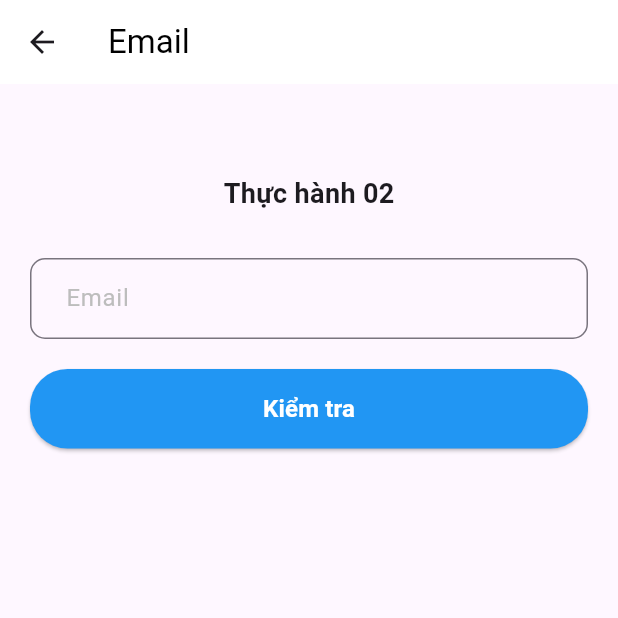
After one commit to letrungdai/laptrinhdidong, a Flutter app: the Practice2EmailScreen screen opened directly, on a phone screen of 412 x 824 dp, the top half of it. The commit adds this screen. Run offline on Flutter 3.47's test engine with Material 3 defaults, Android fonts, the phone set to English and light mode, and no system bars; accounts and stored records are empty.

Commit message:
update thực hành 2 và 3

```diff
--- a/lib/main.dart
+++ b/lib/main.dart
@@ -1,6 +1,7 @@
 import 'package:flutter/material.dart';
 import 'thuchanh2.dart';
 import 'thuchanh3.dart';
+import 'thuchanh2_email.dart';
 
 void main() {
   runApp(const MyApp());
@@ -15,6 +16,7 @@ class MyApp extends StatelessWidget {
       debugShowCheckedModeBanner: false,
       //   home: const PracticeScreen(),
       home: const Practice3Screen(), // Đây là bài 3
+      //  home: const Practice2EmailScreen(),
     );
   }
 }
--- /dev/null
+++ b/lib/thuchanh2_email.dart
@@ -0,0 +1,129 @@
+import 'package:flutter/material.dart';
+
+class Practice2EmailScreen extends StatefulWidget {
+  const Practice2EmailScreen({super.key});
+
+  @override
+  State<Practice2EmailScreen> createState() => _Practice2EmailScreenState();
+}
+
+class _Practice2EmailScreenState extends State<Practice2EmailScreen> {
+  // Controller để quản lý nội dung nhập
+  final TextEditingController _emailController = TextEditingController();
+
+  // Biến để lưu thông báo (lỗi hoặc thành công)
+  String? _message;
+  Color _messageColor = Colors.red; // Mặc định là màu đỏ
+
+  void _checkEmail() {
+    // Lấy nội dung từ ô nhập
+    String email = _emailController.text;
+
+    setState(() {
+      if (email.isEmpty) {
+        // Trường hợp 1: Rỗng
+        _message = "Email không hợp lệ";
+        _messageColor = Colors.red;
+      } else if (!email.contains('@')) {
+        // Trường hợp 2: Không chứa ký tự @
+        _message = "Email không đúng định dạng";
+        _messageColor = Colors.red;
+      } else {
+        // Trường hợp 3: Hợp lệ
+        _message = "Bạn đã nhập email hợp lệ";
+        _messageColor = Colors.green; // Đổi màu xanh cho thông báo thành công
+      }
+    });
+  }
+
+  @override
+  Widget build(BuildContext context) {
+    return Scaffold(
+      // AppBar đơn giản màu trắng giống thiết kế
+      appBar: AppBar(
+        title: const Text("Email", style: TextStyle(color: Colors.black)),
+        backgroundColor: Colors.white,
+        elevation: 0,
+        centerTitle: false,
+      ),
+      body: Padding(
+        padding: const EdgeInsets.all(20.0),
+        child: Column(
+          children: [
+            const SizedBox(height: 40),
+
+            // Tiêu đề "Thực hành 02"
+            const Text(
+              "Thực hành 02",
+              style: TextStyle(fontSize: 18, fontWeight: FontWeight.bold),
+            ),
+
+            const SizedBox(height: 30),
+
+            // Ô nhập Email
+            TextField(
+              controller: _emailController,
+              decoration: InputDecoration(
+                hintText: "Email",
+                hintStyle: TextStyle(color: Colors.grey[400]),
+                border: OutlineInputBorder(
+                  borderRadius: BorderRadius.circular(10),
+                  borderSide: const BorderSide(color: Colors.grey),
+                ),
+                contentPadding: const EdgeInsets.symmetric(
+                  horizontal: 20,
+                  vertical: 15,
+                ),
+              ),
+            ),
+
+            // Khu vực hiển thị thông báo lỗi/thành công
+            // Chỉ hiện khi _message khác null (có nội dung)
+            if (_message != null)
+              Padding(
+                padding: const EdgeInsets.only(top: 10, bottom: 10),
+                child: Row(
+                  children: [
+                    Text(
+                      _message!,
+                      style: TextStyle(
+                        color: _messageColor,
+                        // In đậm nếu là thông báo thành công cho nổi bật
+                        fontWeight: _messageColor == Colors.green
+                            ? FontWeight.bold
+                            : FontWeight.normal,
+                      ),
+                    ),
+                  ],
+                ),
+              ),
+
+            const SizedBox(height: 20),
+
+            // Nút Kiểm tra
+            SizedBox(
+              width: double.infinity, // Nút rộng full màn hình
+              child: ElevatedButton(
+                onPressed: _checkEmail,
+                style: ElevatedButton.styleFrom(
+                  backgroundColor: Colors.blue, // Màu nền xanh
+                  foregroundColor: Colors.white, // Màu chữ trắng
+                  padding: const EdgeInsets.symmetric(vertical: 15),
+                  shape: RoundedRectangleBorder(
+                    borderRadius: BorderRadius.circular(
+                      25,
+                    ), // Bo tròn nhiều như hình
+                  ),
+                ),
+                child: const Text(
+                  "Kiểm tra",
+                  style: TextStyle(fontSize: 16, fontWeight: FontWeight.bold),
+                ),
+              ),
+            ),
+          ],
+        ),
+      ),
+    );
+  }
+}
```
Also changed, not shown: lib/thuchanh3-null.dart (added, +141 -0 lines), lib/thuchanh3-oop.dart (added, +218 -0 lines), lib/thuchanh3-thuvien.dart (added, +207 -0 lines).
